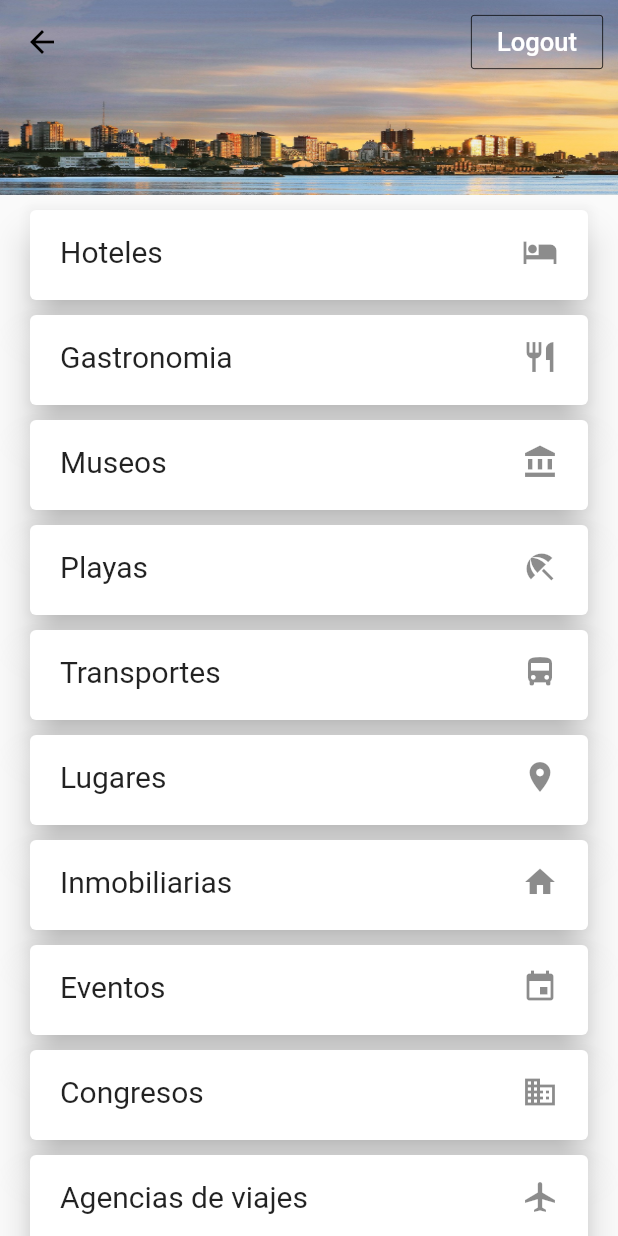
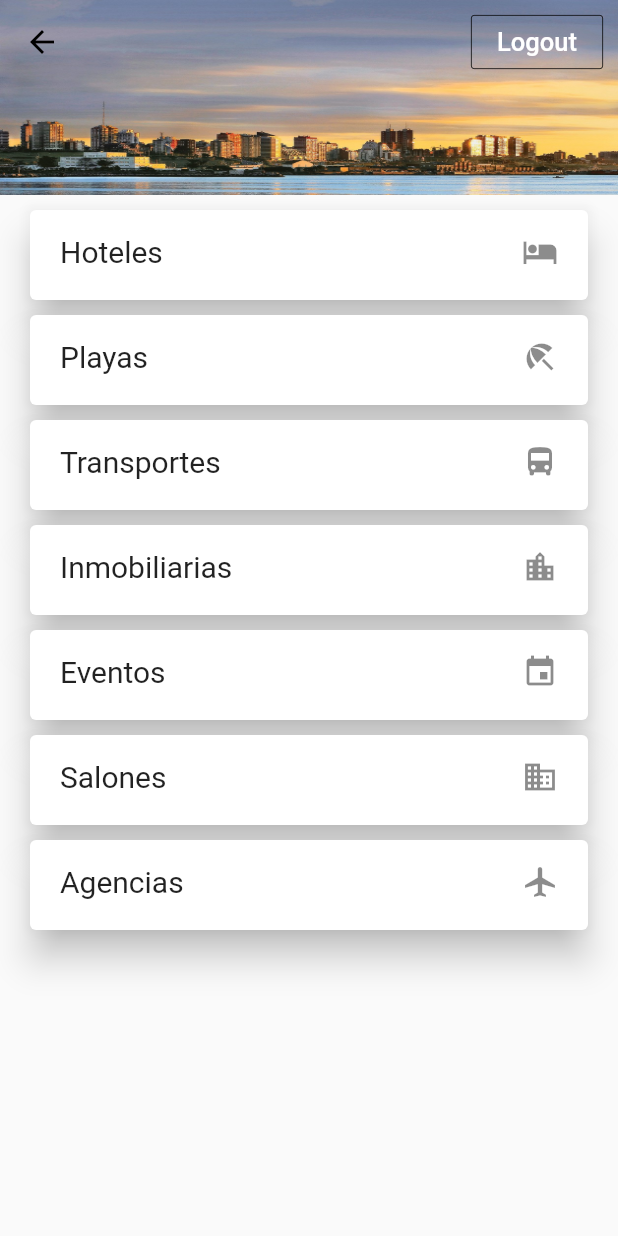
Before and after one commit to corraleslucia/MdqApp, a Flutter app: the HomePage screen opened directly, on a phone screen of 412 x 824 dp. Run offline on Flutter 3.47's test engine with Material 2 defaults, Android fonts, the light colour scheme and no system bars; our stand-ins replace firebase_auth, firebase_database; accounts and stored records are empty.

Commit message:
Todas las apis consumidas menos museo y gastro

```diff
--- a/lib/pages/home_categories.dart
+++ b/lib/pages/home_categories.dart
@@ -36,16 +36,61 @@ class _HomePageState extends State<HomePage> {
   void initState() {
     super.initState();
     categories = new List();
-    categories.add(new Category("Hoteles", "http://turismomardelplata.gov.ar/WS20/TurismoWS.svc/Hotel/Buscar", "12345678901234567890123456789012", "POST", Icons.hotel));
-    categories.add(new Category("Gastronomia", "", "", "", Icons.restaurant));
-    categories.add(new Category("Museos", "", "", "", Icons.account_balance));
-    categories.add(new Category("Playas", "", "", "", Icons.beach_access));
-    categories.add(new Category("Transportes", "", "", "", Icons.directions_bus));
-    categories.add(new Category("Lugares", "", "", "", Icons.place));
-    categories.add(new Category("Inmobiliarias", "", "", "", Icons.home));
-    categories.add(new Category("Eventos", "", "", "", Icons.event));
-    categories.add(new Category("Congresos", "", "", "", Icons.business));
-    categories.add(new Category("Agencias de viajes", "", "", "", Icons.airplanemode_active));
+    categories.add(new Category(
+        "Hoteles",
+        "http://turismomardelplata.gov.ar/WS20/TurismoWS.svc/Hotel/Buscar",
+        "12345678901234567890123456789012",
+        "POST",
+        Icons.hotel));
+    /*categories.add(new Category(
+        "Gastronomia",
+        "http://turismomardelplata.gov.ar/WS20/TurismoWS.svc/Gastronomia/Buscar",  // NO TRAE INFO
+        "12345678901234567890123456789012",
+        "POST",
+        Icons.restaurant));
+    categories.add(new Category(
+        "Museos",
+        "http://turismomardelplata.gov.ar/WS20/TurismoWS.svc/Museo/Buscar",  // NO TRAE INFO
+        "12345678901234567890123456789012",
+        "POST",
+        Icons.account_balance));*/
+    categories.add(new Category(
+        "Playas",
+        "http://turismomardelplata.gov.ar/WS20/TurismoWS.svc/Playa/Buscar",
+        "12345678901234567890123456789012",
+        "POST",
+        Icons.beach_access));
+    categories.add(new Category(
+        "Transportes",
+        "http://turismomardelplata.gov.ar/WS20/TurismoWS.svc/Transporte/Buscar",
+        "12345678901234567890123456789012",
+        "POST",
+        Icons.directions_bus));
+    //categories.add(new Category("Lugares", "", "", "", Icons.place));
+    categories.add(new Category(
+        "Inmobiliarias",
+        "http://turismomardelplata.gov.ar/WS20/TurismoWS.svc/Inmobiliaria/Buscar",
+        "12345678901234567890123456789012",
+        "POST",
+        Icons.location_city));
+    categories.add(new Category(
+        "Eventos",
+        "http://turismomardelplata.gov.ar/WS20/TurismoWS.svc/Evento/Buscar",
+        "12345678901234567890123456789012",
+        "POST",
+        Icons.event));
+    categories.add(new Category(
+        "Salones",
+        "http://turismomardelplata.gov.ar/WS20/TurismoWS.svc/Congreso/Buscar",
+        "12345678901234567890123456789012",
+        "POST",
+        Icons.business));
+    categories.add(new Category(
+        "Agencias",
+        "http://turismomardelplata.gov.ar/WS20/TurismoWS.svc/Agencia/Buscar",
+        "12345678901234567890123456789012",
+        "POST",
+        Icons.airplanemode_active));
     this.dataList = new List();
 
     _checkEmailVerification();
@@ -70,7 +115,8 @@ class _HomePageState extends State<HomePage> {
         // return object of type Dialog
         return AlertDialog(
           title: new Text("Verifique su cuenta"),
-          content: new Text("Por favor verifica tu cuenta en el link enviado al email"),
+          content: new Text(
+              "Por favor verifica tu cuenta en el link enviado al email"),
           actions: <Widget>[
             new FlatButton(
               child: new Text("Reenviar link"),
@@ -127,7 +173,6 @@ class _HomePageState extends State<HomePage> {
     }
   }
 
-
   @override
   Widget build(BuildContext context) {
     return new Scaffold(
@@ -152,34 +197,30 @@ class _HomePageState extends State<HomePage> {
           actions: <Widget>[
             new Container(
                 child: OutlineButton(
-                      child: new Text(
-                          'Logout',
-                          style: new TextStyle(
-                              fontSize: 17.0,
-                              color: Colors.white
-                          )
+                  child: new Text('Logout',
+                      style:
+                          new TextStyle(fontSize: 17.0, color: Colors.white)),
+                  onPressed: _signOut,
+                  borderSide: BorderSide(
+                      color: Colors.black, width: .5, style: BorderStyle.solid),
                 ),
-                      onPressed: _signOut,
-                      borderSide: BorderSide(color: Colors.black, width: .5, style: BorderStyle.solid),
-                  ),
-                  margin: EdgeInsets.fromLTRB(0,10 , 10, 10)
-                ),
+                margin: EdgeInsets.fromLTRB(0, 10, 10, 10)),
           ],
         ),
         SliverFixedExtentList(
           itemExtent: 70,
-              delegate: SliverChildBuilderDelegate((BuildContext context, int i){
+          delegate: SliverChildBuilderDelegate(
+            (BuildContext context, int i) {
               return _buildRow(categories[i].name, i);
             },
             childCount: categories.length,
-
           ),
         ),
       ],
-        )
-    );
+    ));
   }
-  var body = json.encode({
+
+  var bodyHotel = json.encode({
     "Token": "12345678901234567890123456789012",
     "PagNumero": "",
     "RegsXPag": "",
@@ -192,9 +233,110 @@ class _HomePageState extends State<HomePage> {
     "Nombre": ""
   });
 
-  Future<String> getCateogorias() async {
+  var bodyInmobiliaria = json.encode({
+    "Token": "12345678901234567890123456789012",
+    "PagNumero": "",
+    "RegsXPag": "",
+    "LatCentro": "-38.0003561526665",
+    "LongCentro": "-57.5495535981007",
+    "DistCentro": "10000",
+    "IdZonaOperacion": "",
+    "SoloConAlquilerTuristico": "false",
+    "Nombre": ""
+  });
 
-    // crear el body que iria segun la peticion q desee buscar
+  var bodyAgencia = json.encode({
+    "Token": "12345678901234567890123456789012",
+    "PagNumero": "",
+    "RegsXPag": "",
+    "LatCentro": "-38.0003561526665",
+    "LongCentro": "-57.5495535981007",
+    "DistCentro": "10000",
+    "IdCategoria": "",
+    "IdTipoOperacion": "",
+    "Nombre": ""
+  });
+
+  var bodyTransporte = json.encode({
+    "Token": "12345678901234567890123456789012",
+    "PagNumero": "",
+    "RegsXPag": "",
+    "LatCentro": "-38.0003561526665",
+    "LongCentro": "-57.5495535981007",
+    "DistCentro": "10000",
+    "IdTipoMedio": "",
+    "IdDestino": "",
+    "Nombre": ""
+  });
+
+  var bodyCongreso = json.encode({
+    "Token": "12345678901234567890123456789012",
+    "PagNumero": "",
+    "RegsXPag": "",
+    "LatCentro": "-38.0003561526665",
+    "LongCentro": "-57.5495535981007",
+    "DistCentro": "10000",
+    "Capacidad": "",
+    "Nombre": ""
+  });
+
+  var bodyPlaya = json.encode({
+    "Token": "12345678901234567890123456789012",
+    "PagNumero": "",
+    "RegsXPag": "",
+    "LatCentro": "-38.0003561526665",
+    "LongCentro": "-57.5495535981007",
+    "DistCentro": "10000",
+    "IdZona": "",
+    "IdAccesibilidad": "",
+    "Nombre": ""
+  });
+
+  var bodyEvento = json.encode({
+    "Token" : "12345678901234567890123456789012",
+    "PagNumero":"",
+    "RegsXPag" :"",
+    "IdCategoria" :"",
+    "IdSubCategoria" :"",
+    "FechaDesde" :"20190622",
+    "FechaHasta" :"20190822",
+    "Nombre":""
+  });
+
+  Future<String> getRubro(String rubro) async {
+    //var response;
+
+    var body;
+
+    switch (rubro) {
+      case "Hoteles":
+        body = bodyHotel;
+        break;
+
+      case "Inmobiliarias":
+        body = bodyInmobiliaria;
+        break;
+
+      case "Agencias":
+        body = bodyAgencia;
+        break;
+
+      case "Transportes":
+        body = bodyTransporte;
+        break;
+
+      case "Salones":
+        body = bodyCongreso;
+        break;
+
+      case "Playas":
+        body = bodyPlaya;
+        break;
+
+      case "Eventos":
+        body = bodyEvento;
+        break;
+    }
 
     var response = await http.post(this.category.url,
         headers: {HttpHeaders.contentTypeHeader: 'application/json'},
@@ -205,11 +347,10 @@ class _HomePageState extends State<HomePage> {
   }
 
 
-
-  Widget _buildRow(String t, int i){
+  Widget _buildRow(String t, int i) {
     return Card(
         color: Colors.white,
-        margin: EdgeInsets.fromLTRB(20,10,20,0),
+        margin: EdgeInsets.fromLTRB(20, 10, 20, 0),
         elevation: 10,
         child: Container(
           height: 100.0,
@@ -217,25 +358,26 @@ class _HomePageState extends State<HomePage> {
             splashColor: Colors.deepOrange,
             onTap: () async {
               this.category = categories[i];
-              await this.getCateogorias();
-              await Navigator.of(context).pushReplacement(CategoryExpanded.route(categories[i], dataList, this.widget.auth, this.widget.onSignedOut, this.widget.userId));
+
+              await this.getRubro(this.category.name);
+
+              await Navigator.of(context).pushReplacement(
+                  CategoryExpanded.route(
+                      categories[i],
+                      dataList,
+                      this.widget.auth,
+                      this.widget.onSignedOut,
+                      this.widget.userId));
             },
             child: ListTile(
-              title: Text(
-                  t,
+              title: Text(t,
                   style: TextStyle(
                     fontSize: 20,
                   )),
               trailing: Icon(categories[i].icono),
-              contentPadding: EdgeInsets.fromLTRB(20,0,20,0),
+              contentPadding: EdgeInsets.fromLTRB(20, 0, 20, 0),
             ),
           ),
-        )
-      );
-
-
-
-
+        ));
   }
-
 }
```
Lines whose indentation alone changed are shown as unchanged.
